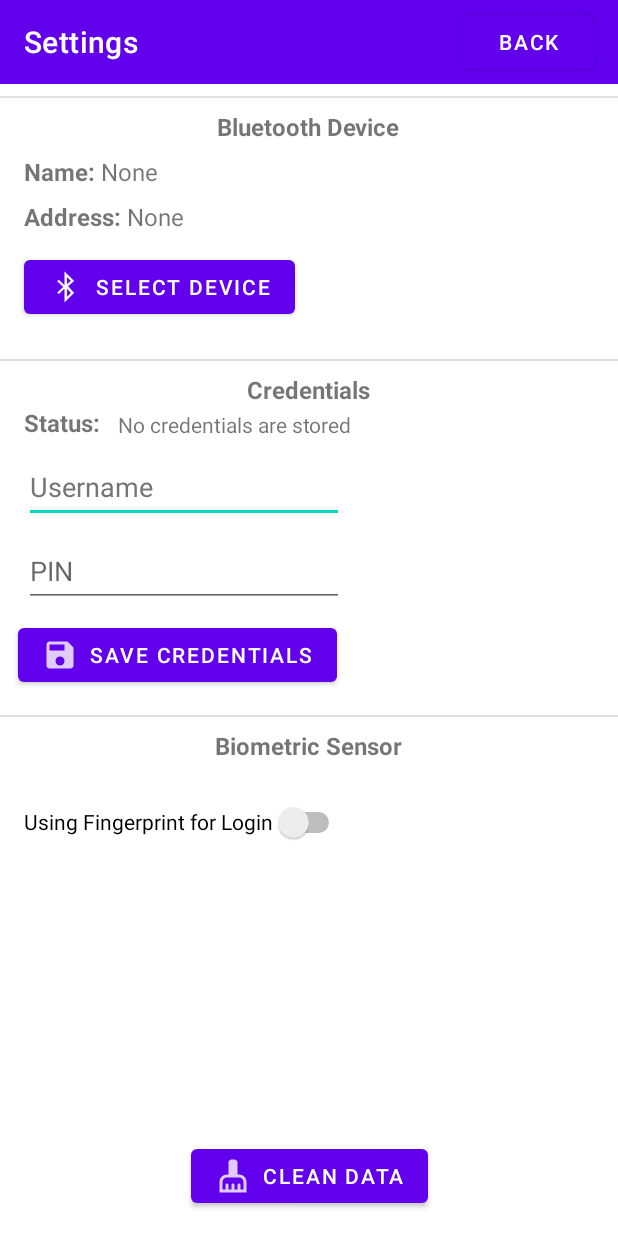
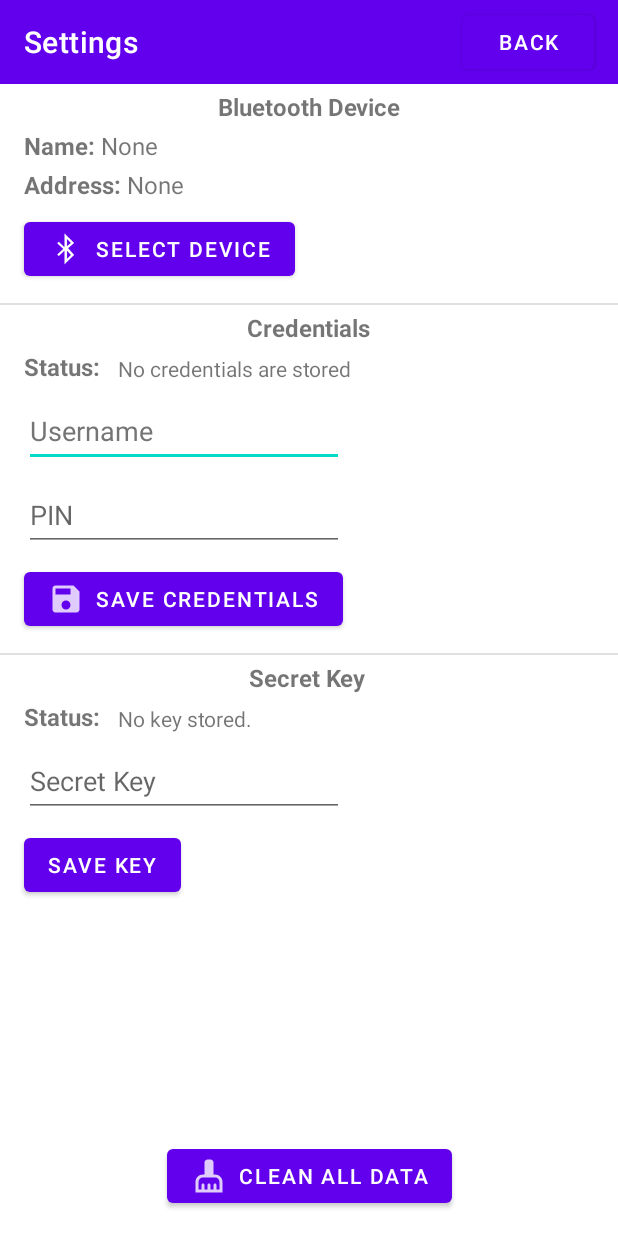
Before and after one commit to Victor-Davidescu/2FA-For-Automobiles-Client, an Android app: the screen it shows after launch (SettingsActivity), after a tap on "SETTINGS", on a phone screen of 412 x 824 dp. Run offline under Robolectric (Android 15) with nearby library versions, the phone set to English and light mode, and no system bars.

Commit message:
Added functionality to communicate with the server using symmetric encryption.

```diff
--- a/app/src/main/java/com/myapp/ClientBluetoothThread.java
+++ b/app/src/main/java/com/myapp/ClientBluetoothThread.java
@@ -28,7 +28,6 @@ public class ClientBluetoothThread extends Thread {
     // Other variables
     public boolean connectedToDevice = false;
     public boolean keepRunning = true;
-    //private String deviceAddress;
 
     /**
      * Class constructor
@@ -97,7 +96,10 @@ public class ClientBluetoothThread extends Thread {
      * Send message to the bluetooth device
      * @param msg String message
      */
-    public void sendMessage(String msg) {
+    public void sendMessage(String key, String msg) {
+        msg = Encryption.EncryptMessage(key, msg); // Encrypt msg
+        key = null;
+
         byte[] bytes = msg.getBytes(); //converts entered String into bytes
         try {
             btOutStream.write(bytes);
--- a/app/src/main/java/com/myapp/MainActivity.java
+++ b/app/src/main/java/com/myapp/MainActivity.java
@@ -18,6 +18,7 @@ import android.os.CancellationSignal;
 import android.os.Handler;
 import android.os.Looper;
 import android.os.Message;
+import android.util.Log;
 import android.widget.Button;
 import android.widget.TextView;
 import android.widget.Toast;
@@ -40,7 +41,7 @@ public class MainActivity extends AppCompatActivity {
     public static final String PREFS_DEVICE_ADDRESS = "deviceAddress";
     public static final String PREFS_USERNAME = "username";
     public static final String PREFS_PIN = "pin";
-    public static final String PREFS_USE_BIOMETRIC = "biometric";
+    public static final String PREFS_SECRET_KEY= "secretKey";
 
     // Variables for bluetooth connections
     public static Handler handler;
@@ -57,6 +58,7 @@ public class MainActivity extends AppCompatActivity {
     private String deviceAddress;
     private String username;
     private String pin;
+    private String secretKey;
     private boolean connectedToDevice = false;
     private boolean loggedIn = false;
 
@@ -112,6 +114,7 @@ public class MainActivity extends AppCompatActivity {
         deviceAddress = sharedPreferences.getString(PREFS_DEVICE_ADDRESS, null);
         username = sharedPreferences.getString(PREFS_USERNAME, null);
         pin = sharedPreferences.getString(PREFS_PIN, null);
+        secretKey = sharedPreferences.getString(PREFS_SECRET_KEY, null);
     }
 
     /**
@@ -141,7 +144,7 @@ public class MainActivity extends AppCompatActivity {
             @Override
             public void onAuthenticationSucceeded(BiometricPrompt.AuthenticationResult result) {
                 super.onAuthenticationSucceeded(result);
-                clientBluetoothThread.sendMessage("login-"+username+","+pin);
+                clientBluetoothThread.sendMessage(secretKey,"login-"+username+","+pin);
                 displayNotification("Authentication Succeeded");
             }
         };
@@ -169,7 +172,11 @@ public class MainActivity extends AppCompatActivity {
 
 
     private boolean checkPrefsData() {
-        return deviceName != null && deviceAddress != null && username != null && pin != null;
+        return deviceName != null
+                && deviceAddress != null
+                && username != null
+                && pin != null
+                && secretKey != null;
     }
 
     /**
@@ -195,6 +202,8 @@ public class MainActivity extends AppCompatActivity {
 
                     case MESSAGE_READ:
                         String rpiMsg = msg.obj.toString(); // Read message from Arduino
+                        rpiMsg = rpiMsg.replaceAll("[\\n\\t ]", ""); //remove newline
+                        rpiMsg = Encryption.DecryptMessage(secretKey, rpiMsg);
                         processReplyMsg(rpiMsg);
                         break;
                 }
@@ -223,7 +232,7 @@ public class MainActivity extends AppCompatActivity {
             clientBluetoothThread.start();
         } else {
             stateDisconnected();
-            clientBluetoothThread.sendMessage("disconnect");
+            clientBluetoothThread.sendMessage(secretKey, "disconnect");
             clientBluetoothThread.keepRunning = false;
             try {clientBluetoothThread.join();} catch (InterruptedException e) {e.printStackTrace();}
         }
@@ -238,20 +247,22 @@ public class MainActivity extends AppCompatActivity {
             displayBiometric();
         }
         else {
-            clientBluetoothThread.sendMessage("logout");
+
+            clientBluetoothThread.sendMessage(secretKey,"logout");
         }
     }
 
     /**
      * Function for sending command to lock/unlock the switch
      */
-    private void clickRelay() { clientBluetoothThread.sendMessage("switch"); }
+    private void clickRelay() { clientBluetoothThread.sendMessage(secretKey, "switch"); }
 
     /**
      * Processes the messages received from the raspberry pi
      * @param msg String
      */
     private void processReplyMsg(String msg) {
+        msg = msg.replaceAll("[\\n\\t]","");
         txtViewRPiReply.setText(String.format("Reply: %s", msg));
         switch (msg) {
             case "logged out":
--- a/app/src/main/java/com/myapp/SettingsActivity.java
+++ b/app/src/main/java/com/myapp/SettingsActivity.java
@@ -13,7 +13,6 @@ import android.content.SharedPreferences;
 import android.os.Bundle;
 import android.widget.Button;
 import android.widget.EditText;
-import android.widget.Switch;
 import android.widget.TextView;
 import android.widget.Toast;
 
@@ -22,24 +21,25 @@ public class SettingsActivity extends AppCompatActivity {
     //Buttons
     private Button btnSelect;
     private Button btnCleanData;
-    private Button btnSaveData;
+    private Button btnSaveCredentials;
     private Button btnBack;
-    @SuppressLint("UseSwitchCompatOrMaterialCode")
-    private Switch switchFingerprint;
+    private Button btnSaveSecretKey;
 
     // Other view components
     private TextView txtViewDeviceName;
     private TextView txtViewDeviceAddress;
     private TextView txtViewCredentialsStatus;
+    private TextView txtViewSecretKeyStatus;
     private EditText txtEditUsername;
     private EditText txtEditPin;
+    private EditText txtEditSecretKey;
 
     // Other variables
     private String deviceName = null;
     private String deviceAddress = null;
     private String username = null;
     private String pin = null;
-    private Boolean useBiometric;
+    private String secretKey = null;
 
 
     @Override
@@ -53,28 +53,32 @@ public class SettingsActivity extends AppCompatActivity {
         setupButtonsClickListeners();
         displayTextViewsForBtDevice();
         displayCredentialsView();
-        switchFingerprint.setChecked(useBiometric);
+        displaySecretKeyStatus();
     }
 
     private void initView() {
         btnBack = findViewById(R.id.btnSettingsBack);
         btnSelect = findViewById(R.id.btnSelectDevice);
         btnCleanData = findViewById(R.id.btnCleanData);
-        btnSaveData = findViewById(R.id.btnSaveData);
-        switchFingerprint = findViewById(R.id.switchFingerprint);
+        btnSaveCredentials = findViewById(R.id.btnSaveData);
+        btnSaveSecretKey = findViewById(R.id.btnSaveKey);
+
         txtViewDeviceName = findViewById(R.id.txtViewName);
         txtViewDeviceAddress = findViewById(R.id.txtViewAddress);
         txtViewCredentialsStatus = findViewById(R.id.txtViewCredentialsStatus);
+        txtViewSecretKeyStatus = findViewById(R.id.txtViewSecretKeyStatus);
+
         txtEditUsername = findViewById(R.id.editTxtUsername);
         txtEditPin = findViewById(R.id.editTxtPin);
+        txtEditSecretKey = findViewById(R.id.editTxtSecretKey);
     }
 
     private void setupButtonsClickListeners() {
         btnBack.setOnClickListener(view -> goBack());
         btnSelect.setOnClickListener(view -> selectBtDevice());
         btnCleanData.setOnClickListener(view -> cleanPreferencesData());
-        btnSaveData.setOnClickListener(view -> saveCredentials());
-        switchFingerprint.setOnClickListener(view -> enableDisableBiometric());
+        btnSaveCredentials.setOnClickListener(view -> saveCredentials());
+        btnSaveSecretKey.setOnClickListener(view -> saveSecretKey());
     }
 
     private void getDataPreferences() {
@@ -83,7 +87,7 @@ public class SettingsActivity extends AppCompatActivity {
         deviceAddress = sharedPreferences.getString(MainActivity.PREFS_DEVICE_ADDRESS, null);
         username = sharedPreferences.getString(MainActivity.PREFS_USERNAME, null);
         pin = sharedPreferences.getString(MainActivity.PREFS_PIN, null);
-        useBiometric = sharedPreferences.getBoolean(MainActivity.PREFS_USE_BIOMETRIC, false);
+        secretKey = sharedPreferences.getString(MainActivity.PREFS_SECRET_KEY, null);
     }
 
     @SuppressLint("SetTextI18n")
@@ -106,6 +110,15 @@ public class SettingsActivity extends AppCompatActivity {
         }
     }
 
+    @SuppressLint("SetTextI18n")
+    private void displaySecretKeyStatus() {
+        if(secretKey != null) {
+            txtViewSecretKeyStatus.setText("Key stored.");
+        } else {
+            txtViewSecretKeyStatus.setText("No key stored.");
+        }
+    }
+
     private void goBack() {
         Intent intent = new Intent(SettingsActivity.this, MainActivity.class);
         startActivity(intent);
@@ -114,17 +127,6 @@ public class SettingsActivity extends AppCompatActivity {
     private void selectBtDevice() {
         Intent intent = new Intent(SettingsActivity.this, SelectDeviceActivity.class);
         startActivity(intent);
-    }
-
-    private void enableDisableBiometric() {
-        useBiometric = switchFingerprint.isChecked();
-        SharedPreferences sharedPreferences = this.getSharedPreferences(MainActivity.PREFS_NAME, Context.MODE_PRIVATE);
-        SharedPreferences.Editor editor = sharedPreferences.edit();
-        editor.putBoolean(MainActivity.PREFS_USE_BIOMETRIC, useBiometric);
-        editor.apply();
-
-        if(useBiometric) { displayNotification("Biometric sensor enabled."); }
-        else { displayNotification("Biometric sensor disabled."); }
     }
 
     private void saveCredentials() {
@@ -138,6 +140,16 @@ public class SettingsActivity extends AppCompatActivity {
         editor.putString(MainActivity.PREFS_PIN, pin);
         editor.apply();
         displayNotification("Credentials saved.");
+    }
+
+    private void saveSecretKey() {
+        SharedPreferences sharedPreferences = this.getSharedPreferences(MainActivity.PREFS_NAME, Context.MODE_PRIVATE);
+        SharedPreferences.Editor editor = sharedPreferences.edit();
+        secretKey = txtEditSecretKey.getText().toString();
+        txtEditSecretKey.setText("");
+        editor.putString(MainActivity.PREFS_SECRET_KEY, secretKey);
+        editor.apply();
+        displayNotification("Secret key saved.");
     }
 
     private void cleanPreferencesData() {
--- a/app/src/main/res/layout/activity_settings.xml
+++ b/app/src/main/res/layout/activity_settings.xml
@@ -7,11 +7,34 @@
     tools:context=".SettingsActivity">
 
     <TextView
+        android:id="@+id/txtViewSecretKeyStatus"
+        android:layout_width="wrap_content"
+        android:layout_height="wrap_content"
+        android:layout_marginStart="12dp"
+        android:text="status"
+        app:layout_constraintBottom_toBottomOf="@+id/textView8"
+        app:layout_constraintStart_toEndOf="@+id/textView8"
+        tools:ignore="HardcodedText" />
+
+    <TextView
+        android:id="@+id/textView8"
+        android:layout_width="wrap_content"
+        android:layout_height="wrap_content"
+        android:layout_marginStart="16dp"
+        android:layout_marginTop="4dp"
+        android:text="Status:"
+        android:textSize="16sp"
+        android:textStyle="bold"
+        app:layout_constraintStart_toStartOf="parent"
+        app:layout_constraintTop_toBottomOf="@+id/textView4"
+        tools:ignore="HardcodedText" />
+
+    <TextView
         android:id="@+id/textView4"
         android:layout_width="wrap_content"
         android:layout_height="wrap_content"
-        android:layout_marginTop="8dp"
-        android:text="Biometric Sensor"
+        android:layout_marginTop="4dp"
+        android:text="Secret Key"
         android:textSize="16sp"
         android:textStyle="bold"
         app:layout_constraintEnd_toEndOf="parent"
@@ -24,7 +47,7 @@
         android:id="@+id/divider4"
         android:layout_width="match_parent"
         android:layout_height="1dp"
-        android:layout_marginTop="16dp"
+        android:layout_marginTop="12dp"
         android:background="?android:attr/listDivider"
         app:layout_constraintEnd_toEndOf="parent"
         app:layout_constraintHorizontal_bias="0.0"
@@ -36,6 +59,7 @@
         android:layout_width="wrap_content"
         android:layout_height="wrap_content"
         android:layout_marginStart="16dp"
+        android:layout_marginTop="4dp"
         android:text="Status:"
         android:textSize="16sp"
         android:textStyle="bold"
@@ -47,7 +71,7 @@
         android:id="@+id/textView6"
         android:layout_width="wrap_content"
         android:layout_height="wrap_content"
-        android:layout_marginTop="8dp"
+        android:layout_marginTop="4dp"
         android:text="Credentials"
         android:textSize="16sp"
         android:textStyle="bold"
@@ -62,7 +86,7 @@
         android:layout_width="wrap_content"
         android:layout_height="wrap_content"
         android:layout_marginBottom="16dp"
-        android:text="CLEAN DATA"
+        android:text="clean all data"
         app:icon="@drawable/ic_clean"
         app:layout_constraintBottom_toBottomOf="parent"
         app:layout_constraintEnd_toEndOf="parent"
@@ -73,7 +97,7 @@
         android:id="@+id/btnSaveData"
         android:layout_width="wrap_content"
         android:layout_height="wrap_content"
-        android:layout_marginStart="12dp"
+        android:layout_marginStart="16dp"
         android:layout_marginTop="8dp"
         android:text="save credentials"
         app:icon="@drawable/ic_save"
@@ -140,36 +164,24 @@
         android:layout_width="wrap_content"
         android:layout_height="wrap_content"
         android:layout_marginStart="16dp"
-        android:layout_marginTop="12dp"
+        android:layout_marginTop="8dp"
         android:text="select device"
         app:icon="@android:drawable/stat_sys_data_bluetooth"
         app:layout_constraintStart_toStartOf="parent"
         app:layout_constraintTop_toBottomOf="@+id/textView3"
         tools:ignore="HardcodedText" />
 
-    <View
-        android:id="@+id/divider2"
-        android:layout_width="match_parent"
-        android:layout_height="1dp"
-        android:layout_marginTop="8dp"
-        android:background="?android:attr/listDivider"
-        app:layout_constraintEnd_toEndOf="parent"
-        app:layout_constraintHorizontal_bias="1.0"
-        app:layout_constraintStart_toStartOf="parent"
-        app:layout_constraintTop_toBottomOf="@+id/toolbar3" />
-
     <TextView
         android:id="@+id/textView"
         android:layout_width="wrap_content"
         android:layout_height="wrap_content"
-        android:layout_marginTop="8dp"
+        android:layout_marginTop="4dp"
         android:text="Bluetooth Device"
         android:textSize="16sp"
         android:textStyle="bold"
         app:layout_constraintEnd_toEndOf="parent"
-        app:layout_constraintHorizontal_bias="0.498"
         app:layout_constraintStart_toStartOf="parent"
-        app:layout_constraintTop_toBottomOf="@+id/divider2"
+        app:layout_constraintTop_toBottomOf="@+id/toolbar3"
         tools:ignore="HardcodedText" />
 
     <TextView
@@ -177,7 +189,7 @@
         android:layout_width="wrap_content"
         android:layout_height="wrap_content"
         android:layout_marginStart="16dp"
-        android:layout_marginTop="8dp"
+        android:layout_marginTop="4dp"
         android:text="Name:"
         android:textSize="16sp"
         android:textStyle="bold"
@@ -190,7 +202,7 @@
         android:layout_width="wrap_content"
         android:layout_height="wrap_content"
         android:layout_marginStart="16dp"
-        android:layout_marginTop="8dp"
+        android:layout_marginTop="4dp"
         android:text="Address:"
         android:textSize="16sp"
         android:textStyle="bold"
@@ -224,7 +236,7 @@
         android:id="@+id/divider3"
         android:layout_width="match_parent"
         android:layout_height="1dp"
-        android:layout_marginTop="24dp"
+        android:layout_marginTop="12dp"
         android:background="?android:attr/listDivider"
         app:layout_constraintEnd_toEndOf="parent"
         app:layout_constraintHorizontal_bias="0.0"
@@ -241,16 +253,29 @@
         app:layout_constraintStart_toEndOf="@+id/textView7"
         tools:ignore="HardcodedText" />
 
-    <Switch
-        android:id="@+id/switchFingerprint"
+    <EditText
+        android:id="@+id/editTxtSecretKey"
         android:layout_width="wrap_content"
         android:layout_height="wrap_content"
         android:layout_marginStart="16dp"
-        android:layout_marginTop="16dp"
+        android:layout_marginTop="8dp"
+        android:ems="10"
+        android:hint="Secret Key"
+        android:inputType="textPassword"
         android:minHeight="48dp"
-        android:text="Using Fingerprint for Login"
         app:layout_constraintStart_toStartOf="parent"
-        app:layout_constraintTop_toBottomOf="@+id/textView4"
-        tools:ignore="HardcodedText,UseSwitchCompatOrMaterialXml" />
+        app:layout_constraintTop_toBottomOf="@+id/textView8"
+        tools:ignore="Autofill,HardcodedText,DuplicateSpeakableTextCheck,TextContrastCheck" />
+
+    <Button
+        android:id="@+id/btnSaveKey"
+        android:layout_width="wrap_content"
+        android:layout_height="wrap_content"
+        android:layout_marginStart="16dp"
+        android:layout_marginTop="8dp"
+        android:text="save key"
+        app:layout_constraintStart_toStartOf="parent"
+        app:layout_constraintTop_toBottomOf="@+id/editTxtSecretKey"
+        tools:ignore="HardcodedText" />
 
 </androidx.constraintlayout.widget.ConstraintLayout>
```
